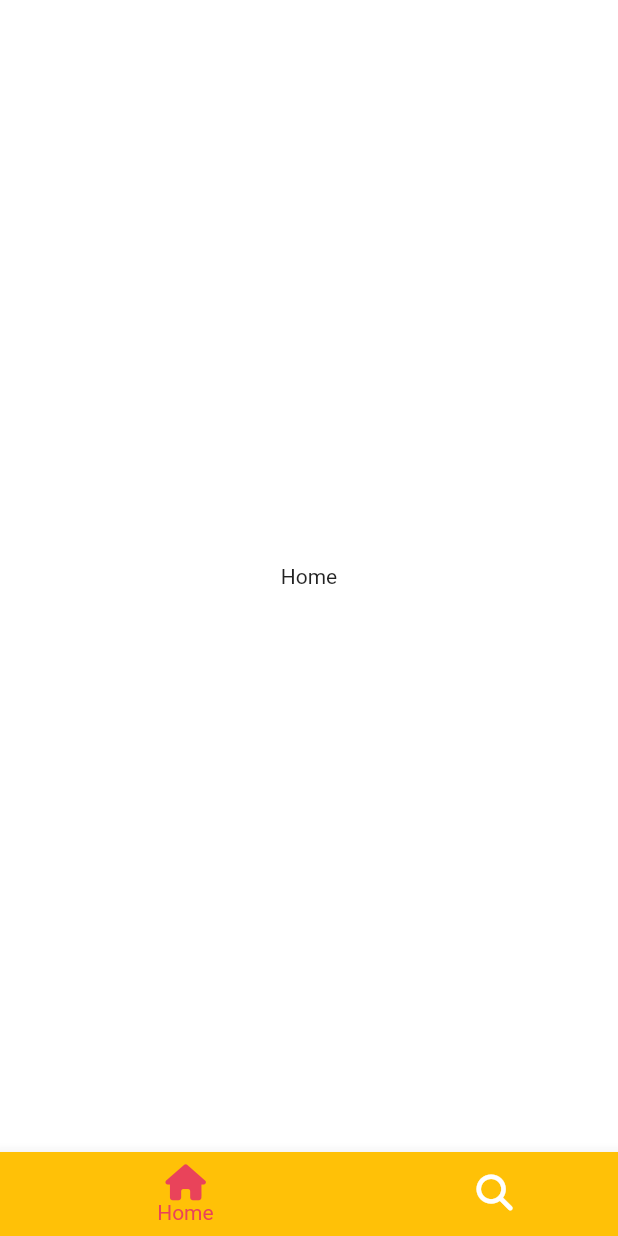
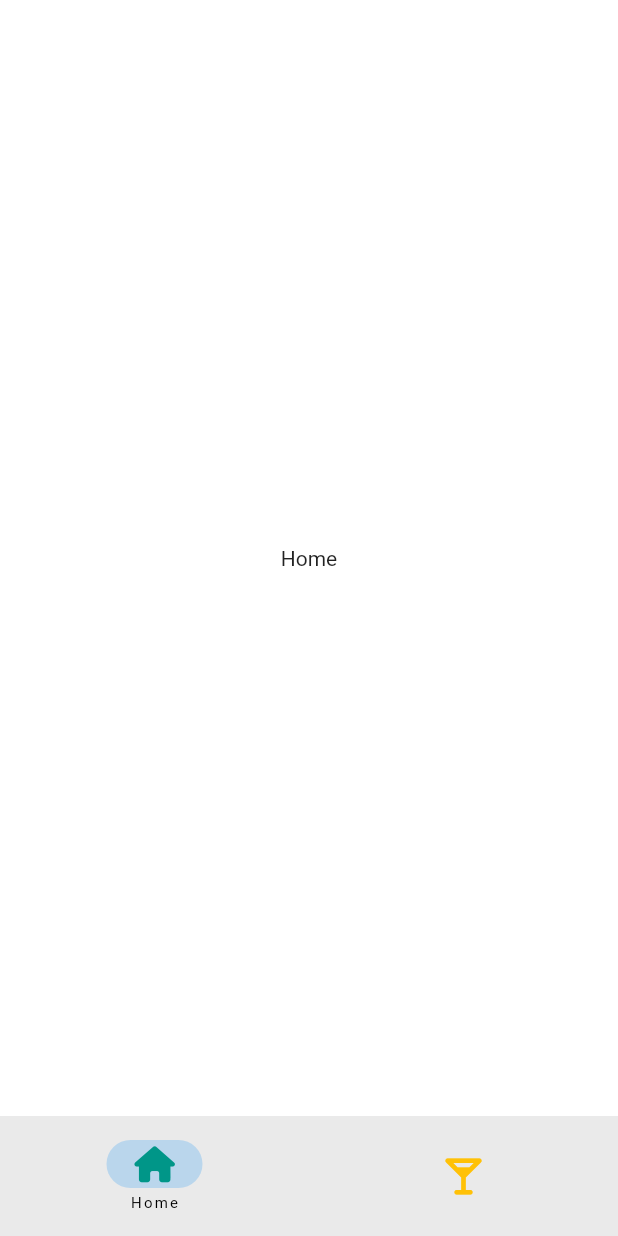
Before and after one commit to feelfireff1/tiktok-flutter-clone, a Flutter app: the screen it shows after launch, on a phone screen of 412 x 824 dp. Run offline on Flutter 3.47's test engine with Material 2 defaults, Android fonts, the light colour scheme and no system bars; our stand-ins replace bloc, flutter_bloc, font_awesome_flutter.

Commit message:
#6.3 NavigationBar (Material3)

```diff
--- a/tiktok_clone/lib/features/main_navigation/main_navigation_screen.dart
+++ b/tiktok_clone/lib/features/main_navigation/main_navigation_screen.dart
@@ -23,42 +23,25 @@ class _MainNavigationScreenState extends State<MainNavigationScreen> {
   Widget build(BuildContext context) {
     return Scaffold(
       body: screens[_selectedIndex],
-      bottomNavigationBar: BottomNavigationBar(
-        onTap: _onTapBottomNavigationItem,
-        type: BottomNavigationBarType.shifting,
-        currentIndex: _selectedIndex,
-        selectedItemColor: Theme.of(context).primaryColor,
-        items: const [
-          BottomNavigationBarItem(
-            icon: FaIcon(FontAwesomeIcons.house),
+      bottomNavigationBar: NavigationBar(
+        selectedIndex: _selectedIndex,
+        onDestinationSelected: _onTapBottomNavigationItem,
+        labelBehavior: NavigationDestinationLabelBehavior.onlyShowSelected,
+        destinations: const [
+          NavigationDestination(
+            icon: FaIcon(
+              FontAwesomeIcons.house,
+              color: Colors.teal,
+            ),
             label: 'Home',
-            tooltip: "what are you?",
-            backgroundColor: Colors.amber,
           ),
-          BottomNavigationBarItem(
-            icon: FaIcon(FontAwesomeIcons.magnifyingGlass),
+          NavigationDestination(
+            icon: FaIcon(
+              FontAwesomeIcons.martiniGlass,
+              color: Colors.amber,
+            ),
             label: 'Search',
-            tooltip: "what are you?",
-            backgroundColor: Colors.blue,
           ),
-          // BottomNavigationBarItem(
-          //   icon: FaIcon(FontAwesomeIcons.magnifyingGlass),
-          //   label: 'Search',
-          //   tooltip: "what are you?",
-          //   backgroundColor: Colors.amber,
-          // ),
-          // BottomNavigationBarItem(
-          //   icon: FaIcon(FontAwesomeIcons.magnifyingGlass),
-          //   label: 'Search',
-          //   tooltip: "what are you?",
-          //   backgroundColor: Colors.blue,
-          // ),
-          // BottomNavigationBarItem(
-          //   icon: FaIcon(FontAwesomeIcons.magnifyingGlass),
-          //   label: 'Search',
-          //   tooltip: "what are you?",
-          //   backgroundColor: Colors.teal,
-          // ),
         ],
       ),
     );
```
